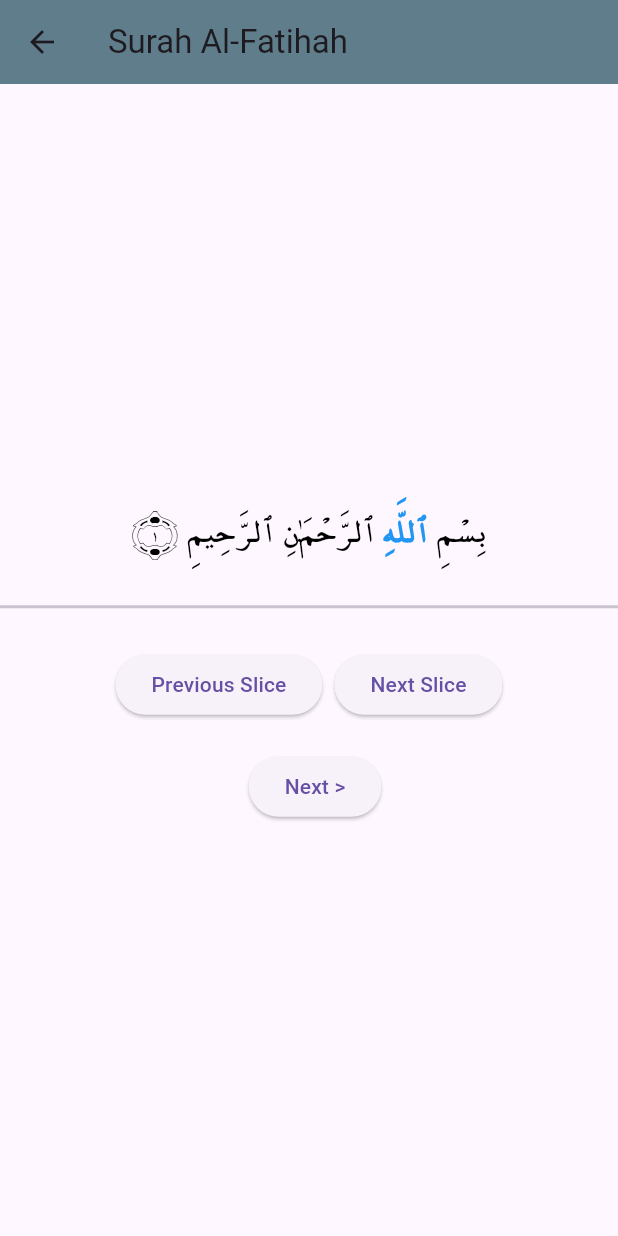
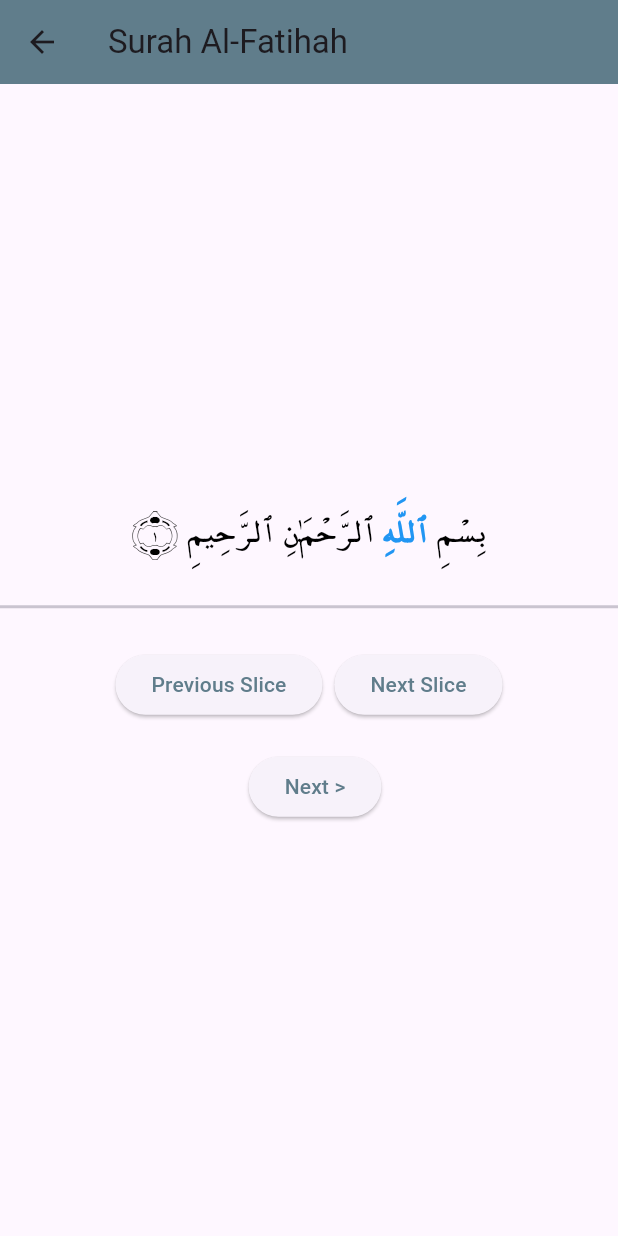
Before and after one commit to dsyndsyn/quiztest, a Flutter app: the AyatScreen screen opened directly, after a tap on "Next Slice", on a phone screen of 412 x 824 dp. Run offline on Flutter 3.47's test engine with Material 3 defaults, Android fonts, the light colour scheme and no system bars.

Commit message:
quiztest branch1 new

```diff
--- a/lib/ayat.dart
+++ b/lib/ayat.dart
@@ -1,19 +1,21 @@
 import 'package:flutter/material.dart';
 import 'dart:convert';
 import 'package:flutter/services.dart' show rootBundle;
-import 'highlighter.dart'; // Import the AyahHighlighter and SliceHighlighter classes
+import 'highlighter.dart';
 
 class AyatScreen extends StatefulWidget {
+  const AyatScreen({super.key}); // Define constructor with key
+
   @override
-  _AyatScreenState createState() => _AyatScreenState();
+  AyatScreenState createState() => AyatScreenState();
 }
 
-class _AyatScreenState extends State<AyatScreen> {
+class AyatScreenState extends State<AyatScreen> {
   List<Map<String, dynamic>>? ayats;
   bool isLoading = false;
   int currentIndex = 0;
   int currentSliceIndex = 0; // Track current slice index
-  int numberOfAyahsToShow = 7; // Change this to adjust number of ayahs to display
+  int numberOfAyahsToShow = 7; // Adjust number of ayahs to display
 
   // Instance of AyahHighlighter class to manage highlights
   late AyahHighlighter ayahHighlighter;
@@ -30,7 +32,8 @@ class _AyatScreenState extends State<AyatScreen> {
     });
 
     try {
-      String jsonString = await rootBundle.loadString('assets/data/quran_texts-alfatihah.json');
+      String jsonString =
+      await rootBundle.loadString('assets/data/quran_texts-alfatihah.json');
       Map<String, dynamic> jsonMap = json.decode(jsonString);
       ayats = jsonMap['data'].values.toList().cast<Map<String, dynamic>>();
 
@@ -45,7 +48,7 @@ class _AyatScreenState extends State<AyatScreen> {
       // Initialize AyahHighlighter with the list of ayats
       ayahHighlighter = AyahHighlighter(ayats: ayats!);
     } catch (e) {
-      print('Failed to load Ayat: $e');
+      debugPrint('Failed to load Ayat: $e');
     }
 
     setState(() {
@@ -91,10 +94,10 @@ class _AyatScreenState extends State<AyatScreen> {
   Widget build(BuildContext context) {
     return Scaffold(
       appBar: AppBar(
-        title: Text('Surah Al-Fatihah'),
+        title: const Text('Surah Al-Fatihah'),
         backgroundColor: Colors.blueGrey,
         leading: IconButton(
-          icon: Icon(Icons.arrow_back),
+          icon: const Icon(Icons.arrow_back),
           onPressed: () {
             Navigator.pop(context);
           },
@@ -102,9 +105,9 @@ class _AyatScreenState extends State<AyatScreen> {
       ),
       body: Center(
         child: isLoading
-            ? CircularProgressIndicator()
+            ? const CircularProgressIndicator()
             : ayats == null || ayats!.isEmpty
-            ? Text('Failed to load Ayat')
+            ? const Text('Failed to load Ayat')
             : Column(
           mainAxisAlignment: MainAxisAlignment.center,
           children: [
@@ -116,45 +119,53 @@ class _AyatScreenState extends State<AyatScreen> {
                 currentSliceIndex,
               ),
             ),
-
-            SizedBox(height: 20),
-
-            Divider(thickness: 2),
-
-            SizedBox(height: 20),
-
+            const SizedBox(height: 20),
+            const Divider(thickness: 2),
+            const SizedBox(height: 20),
             Row(
               mainAxisAlignment: MainAxisAlignment.center,
               children: [
                 if (currentSliceIndex > 0)
                   ElevatedButton(
                     onPressed: previousSlice,
-                    child: Text('Previous Slice'),
+                    child: const Text(
+                      'Previous Slice',
+                      style: TextStyle(color: Colors.blueGrey),
+                    ),
                   ),
-                SizedBox(width: 8), // Adjust spacing as needed
-                if (currentSliceIndex < ayahHighlighter.getNumberOfSlices(currentIndex) - 1)
+                const SizedBox(width: 8),
+                if (currentSliceIndex <
+                    ayahHighlighter.getNumberOfSlices(currentIndex) -
+                        1)
                   ElevatedButton(
                     onPressed: nextSlice,
-                    child: Text('Next Slice'),
+                    child: const Text(
+                      'Next Slice',
+                      style: TextStyle(color: Colors.blueGrey),
+                    ),
                   ),
               ],
             ),
-
-            SizedBox(height: 20),
-
+            const SizedBox(height: 20),
             Row(
               mainAxisAlignment: MainAxisAlignment.center,
               children: [
                 if (currentIndex > 0)
                   ElevatedButton(
                     onPressed: showPreviousAya,
-                    child: Text('< Back'),
+                    child: const Text(
+                      '< Back',
+                      style: TextStyle(color: Colors.blueGrey),
+                    ),
                   ),
-                SizedBox(width: 8), // Adjust spacing as needed
+                const SizedBox(width: 8),
                 if (currentIndex < (ayats?.length ?? 0) - 1)
                   ElevatedButton(
                     onPressed: showNextAya,
-                    child: Text('Next >'),
+                    child: const Text(
+                      'Next >',
+                      style: TextStyle(color: Colors.blueGrey),
+                    ),
                   ),
               ],
             ),
--- a/lib/highlighter.dart
+++ b/lib/highlighter.dart
@@ -1,5 +1,5 @@
 import 'package:flutter/material.dart';
-import 'slice.dart'; // Import the AyahSlicer class
+import 'slice.dart';
 
 // Class to represent each highlight segment
 class HighlightSegment {
@@ -36,12 +36,15 @@ class AyahHighlighter {
 
   // Function to highlight specific parts of the ayah text for the current slice
   TextSpan getCurrentSliceTextSpan(int ayahIndex, int sliceIndex) {
-    if (ayahIndex >= 0 && ayahIndex < ayahHighlights.length && sliceIndex >= 0 && sliceIndex < ayahHighlights[ayahIndex].length) {
+    if (ayahIndex >= 0 &&
+        ayahIndex < ayahHighlights.length &&
+        sliceIndex >= 0 &&
+        sliceIndex < ayahHighlights[ayahIndex].length) {
       List<HighlightSegment> segments = ayahHighlights[ayahIndex][sliceIndex];
       String ayahText = ayats![ayahIndex]['text1'] ?? 'No text';
       return highlightAyah(ayahText, segments);
     }
-    return TextSpan(text: '');
+    return const TextSpan(text: '');
   }
 
   // Function to highlight specific parts of the ayah text
@@ -57,7 +60,7 @@ class AyahHighlighter {
         spans.add(
           TextSpan(
             text: text.substring(0, startIndex),
-            style: TextStyle(
+            style: const TextStyle(
               fontFamily: "MeQuran2",
               fontSize: 20,
               color: Colors.black,
@@ -85,7 +88,7 @@ class AyahHighlighter {
       spans.add(
         TextSpan(
           text: text,
-          style: TextStyle(
+          style: const TextStyle(
             fontFamily: "MeQuran2",
             fontSize: 20,
             color: Colors.black,
--- a/lib/main.dart
+++ b/lib/main.dart
@@ -1,39 +1,49 @@
 import 'package:flutter/material.dart';
-import 'package:quiztest/ayat.dart'; // Import the Ayat screen
+import 'package:quiztest/ayat.dart';
 
 void main() {
-  runApp(MyApp());
+  runApp(const MyApp());
 }
 
 class MyApp extends StatelessWidget {
+  const MyApp({super.key});
+
   @override
   Widget build(BuildContext context) {
     return MaterialApp(
       title: 'Quran Text',
       theme: ThemeData(
         primarySwatch: Colors.blue,
+        appBarTheme: const AppBarTheme(
+          backgroundColor: Colors.blueGrey,
+        ),
       ),
-      home: MainScreen(),
+      home: const MainScreen(),
     );
   }
 }
 
 class MainScreen extends StatelessWidget {
+  const MainScreen({super.key});
+
   @override
   Widget build(BuildContext context) {
     return Scaffold(
       appBar: AppBar(
-        title: Text('Quran Text'),
+        title: const Text('Quran Text'),
       ),
       body: Center(
         child: ElevatedButton(
           onPressed: () {
             Navigator.push(
               context,
-              MaterialPageRoute(builder: (context) => AyatScreen()), // Navigate to Ayat screen
+              MaterialPageRoute(builder: (context) => const AyatScreen()),
             );
           },
-          child: Text('Load Ayat'),
+          child: const Text(
+            'Load Ayat',
+            style: TextStyle(color: Colors.blueGrey),
+          ),
         ),
       ),
     );
--- a/lib/slice.dart
+++ b/lib/slice.dart
@@ -1,16 +1,18 @@
 import 'package:flutter/material.dart';
-import 'highlighter.dart'; // Import the HighlightSegment class
+import 'highlighter.dart';
 
 class AyahSlicer {
+  // Static method to generate highlighted slices for Quranic verses
   static List<List<List<HighlightSegment>>> generateSlices(List<Map<String, dynamic>> ayats) {
     List<List<List<HighlightSegment>>> ayahSlices = [];
 
-    if (ayats.isEmpty) return ayahSlices;
+    if (ayats.isEmpty) return ayahSlices; // Return empty list if ayats is empty
 
+    // Process each ayah in the ayats list
     for (var ayah in ayats) {
       List<List<HighlightSegment>> slices = [];
 
-      //aya 1 ------------------------------------------------
+      // Determine highlight segments based on 'aya' number
       if (ayah['aya'] == '1') {
         slices.add([
           HighlightSegment(text: 'بِسْمِ', color: Colors.blue),
@@ -24,8 +26,6 @@ class AyahSlicer {
         slices.add([
           HighlightSegment(text: 'ٱلرَّحِيمِ', color: Colors.blue),
         ]);
-
-        //aya 2 ------------------------------------------------
       } else if (ayah['aya'] == '2') {
         slices.add([
           HighlightSegment(text: 'ٱلْحَمْدُ', color: Colors.blue),
@@ -39,8 +39,6 @@ class AyahSlicer {
         slices.add([
           HighlightSegment(text: 'ٱلْعَـٰلَمِينَ', color: Colors.blue),
         ]);
-
-        //aya 3 ------------------------------------------------
       } else if (ayah['aya'] == '3') {
         slices.add([
           HighlightSegment(text: 'ٱلرَّحْمَـٰنِ', color: Colors.blue),
@@ -48,8 +46,6 @@ class AyahSlicer {
         slices.add([
           HighlightSegment(text: 'ٱلرَّحِيمِ', color: Colors.blue),
         ]);
-
-        //aya 4 ------------------------------------------------
       } else if (ayah['aya'] == '4') {
         slices.add([
           HighlightSegment(text: 'مَـٰلِكِ', color: Colors.blue),
@@ -60,8 +56,6 @@ class AyahSlicer {
         slices.add([
           HighlightSegment(text: 'ٱلدِّينِ', color: Colors.blue),
         ]);
-
-        //aya 5 ------------------------------------------------
       } else if (ayah['aya'] == '5') {
         slices.add([
           HighlightSegment(text: 'إِيَّاكَ', color: Colors.blue),
@@ -75,20 +69,16 @@ class AyahSlicer {
         slices.add([
           HighlightSegment(text: 'نَسْتَعِينُ', color: Colors.blue),
         ]);
-
-        //aya 6 ------------------------------------------------
       } else if (ayah['aya'] == '6') {
         slices.add([
           HighlightSegment(text: 'ٱهْدِنَا', color: Colors.blue),
         ]);
         slices.add([
-          HighlightSegment(text: 'ٱلصِّرَ ٰط', color: Colors.blue),
+          HighlightSegment(text: 'ٱلصِّرَ ٰطَ', color: Colors.blue),
         ]);
         slices.add([
           HighlightSegment(text: 'ٱلْمُسْتَقِيمَ', color: Colors.blue),
         ]);
-
-        //aya 7 ------------------------------------------------
       } else if (ayah['aya'] == '7') {
         slices.add([
           HighlightSegment(text: 'صِرَ ٰط', color: Colors.blue),
@@ -97,10 +87,10 @@ class AyahSlicer {
           HighlightSegment(text: 'ٱلَّذِينَ', color: Colors.blue),
         ]);
         slices.add([
-          HighlightSegment(text: 'أَنْعَمْتَ', color: Colors.blue),
+          HighlightSegment(text: 'أَنْعَمْت', color: Colors.blue),
         ]);
         slices.add([
-          HighlightSegment(text: 'عَلَيْهِم', color: Colors.blue),
+          HighlightSegment(text: 'عَلَيْهِمْ', color: Colors.blue),
         ]);
         slices.add([
           HighlightSegment(text: 'غَيْرِ', color: Colors.blue),
@@ -119,7 +109,7 @@ class AyahSlicer {
         ]);
       }
 
-      ayahSlices.add(slices);
+      ayahSlices.add(slices); // Add slices for current ayah to ayahSlices
     }
 
     return ayahSlices;
```
Also changed, not shown: 1 other file.
